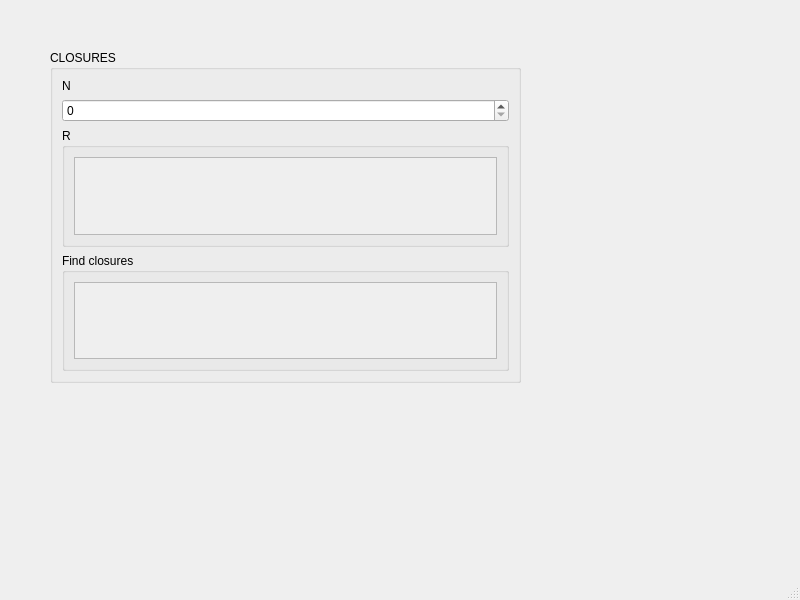
Above: production/settings.ui from RTG-Foundations/Foundations-RTG-2024 before the change. Below: the same form after it.
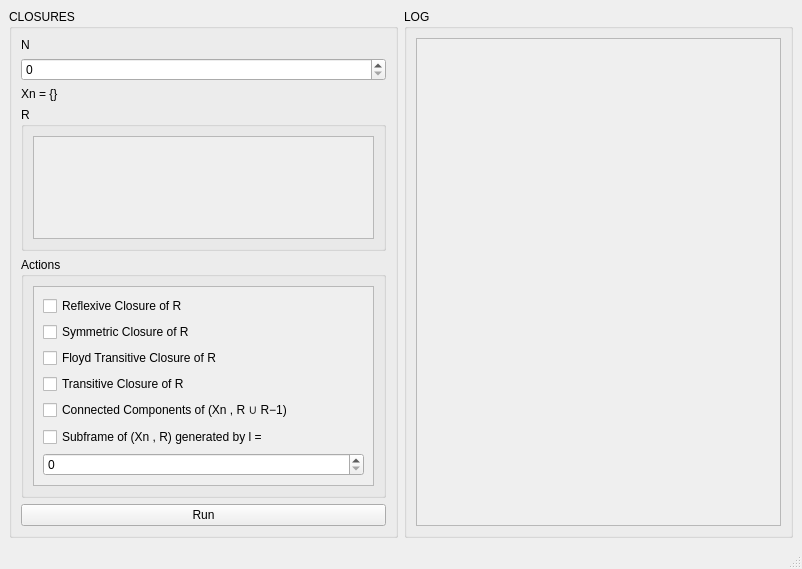
That is the form after the change.

```diff
--- a/production/settings.ui
+++ b/production/settings.ui
@@ -6,29 +6,30 @@
    <rect>
     <x>0</x>
     <y>0</y>
-    <width>800</width>
-    <height>600</height>
+    <width>802</width>
+    <height>569</height>
    </rect>
   </property>
   <property name="windowTitle">
    <string>MainWindow</string>
   </property>
   <widget class="QWidget" name="centralwidget">
-   <widget class="QGroupBox" name="groupBox">
-    <property name="geometry">
-     <rect>
-      <x>50</x>
-      <y>50</y>
-      <width>471</width>
-      <height>333</height>
-     </rect>
-    </property>
+   <layout class="QGridLayout" name="gridLayout_2">
+    <item row="0" column="0">
+     <widget class="QGroupBox" name="closure_groupBox">
     <property name="title">
      <string>CLOSURES</string>
     </property>
     <layout class="QGridLayout" name="gridLayout">
-     <item row="2" column="0">
-      <widget class="QGroupBox" name="groupBox_2">
+       <item row="0" column="0">
+        <widget class="QLabel" name="N_label">
+         <property name="text">
+          <string>N</string>
+         </property>
+        </widget>
+       </item>
+       <item row="3" column="0">
+        <widget class="QGroupBox" name="R_groupBox">
        <property name="title">
         <string>R</string>
        </property>
@@ -43,8 +44,8 @@
             <rect>
              <x>0</x>
              <y>0</y>
-             <width>421</width>
-             <height>68</height>
+               <width>339</width>
+               <height>99</height>
             </rect>
            </property>
           </widget>
@@ -53,44 +54,126 @@
        </layout>
       </widget>
      </item>
-     <item row="3" column="0">
-      <widget class="QGroupBox" name="groupBox_3">
-       <property name="title">
-        <string>Find closures</string>
-       </property>
-       <layout class="QVBoxLayout" name="verticalLayout_2">
-        <item>
-         <widget class="QScrollArea" name="scrollArea_2">
-          <property name="widgetResizable">
-           <bool>true</bool>
-          </property>
-          <widget class="QWidget" name="scrollAreaWidgetContents_2">
-           <property name="geometry">
-            <rect>
-             <x>0</x>
-             <y>0</y>
-             <width>421</width>
-             <height>68</height>
-            </rect>
-           </property>
-          </widget>
-         </widget>
-        </item>
-       </layout>
-      </widget>
-     </item>
-     <item row="0" column="0">
-      <widget class="QLabel" name="label">
-       <property name="text">
-        <string>N</string>
-       </property>
-      </widget>
-     </item>
      <item row="1" column="0">
-      <widget class="QSpinBox" name="spinBox"/>
-     </item>
-    </layout>
-   </widget>
+        <widget class="QSpinBox" name="N_spinBox"/>
+       </item>
+       <item row="4" column="0">
+        <widget class="QGroupBox" name="actions_groupBox">
+         <property name="title">
+          <string>Actions</string>
+         </property>
+         <layout class="QVBoxLayout" name="verticalLayout_2">
+          <item>
+           <widget class="QScrollArea" name="actions_scrollArea">
+            <property name="widgetResizable">
+             <bool>true</bool>
+            </property>
+            <widget class="QWidget" name="actions_scrollAreaWidgetContent">
+             <property name="geometry">
+              <rect>
+               <x>0</x>
+               <y>-62</y>
+               <width>325</width>
+               <height>219</height>
+              </rect>
+             </property>
+             <layout class="QVBoxLayout" name="verticalLayout_3">
+              <item>
+               <widget class="QCheckBox" name="reflex_checkBox">
+                <property name="text">
+                 <string>Reflexive Closure of R</string>
+                </property>
+               </widget>
+              </item>
+              <item>
+               <widget class="QCheckBox" name="sym_checkBox">
+                <property name="text">
+                 <string>Symmetric Closure of R</string>
+                </property>
+               </widget>
+              </item>
+              <item>
+               <widget class="QCheckBox" name="transFloyd_checkBox">
+                <property name="text">
+                 <string>Floyd Transitive Closure of R</string>
+                </property>
+               </widget>
+              </item>
+              <item>
+               <widget class="QCheckBox" name="transDot_checkBox">
+                <property name="text">
+                 <string>Transitive Closure of R</string>
+                </property>
+               </widget>
+              </item>
+              <item>
+               <widget class="QCheckBox" name="connected_checkBox">
+                <property name="text">
+                 <string>Connected Components of (Xn , R ∪ R−1)</string>
+                </property>
+               </widget>
+              </item>
+              <item>
+               <widget class="QCheckBox" name="subframe_checkBox">
+                <property name="text">
+                 <string>Subframe of (Xn , R) generated by l =</string>
+                </property>
+               </widget>
+              </item>
+              <item>
+               <widget class="QSpinBox" name="l_spinBox"/>
+              </item>
+             </layout>
+            </widget>
+           </widget>
+          </item>
+         </layout>
+        </widget>
+       </item>
+       <item row="2" column="0">
+        <widget class="QLabel" name="Xn_label">
+         <property name="text">
+          <string>Xn = {}</string>
+         </property>
+        </widget>
+       </item>
+       <item row="5" column="0">
+        <widget class="QPushButton" name="runClosures_pushButton">
+         <property name="text">
+          <string>Run</string>
+         </property>
+        </widget>
+       </item>
+      </layout>
+     </widget>
+    </item>
+    <item row="0" column="1">
+     <widget class="QGroupBox" name="log_groupBox">
+      <property name="title">
+       <string>LOG</string>
+      </property>
+      <layout class="QVBoxLayout" name="verticalLayout_4">
+       <item>
+        <widget class="QScrollArea" name="log_scrollArea">
+         <property name="widgetResizable">
+          <bool>true</bool>
+         </property>
+         <widget class="QWidget" name="scrollAreaWidgetContents_3">
+          <property name="geometry">
+           <rect>
+            <x>0</x>
+            <y>0</y>
+            <width>363</width>
+            <height>461</height>
+           </rect>
+          </property>
+         </widget>
+        </widget>
+       </item>
+      </layout>
+     </widget>
+    </item>
+   </layout>
   </widget>
   <widget class="QMenuBar" name="menubar">
    <property name="geometry">
```
Left out of the diff: 12 changed lines with no effect on the pictures. Lines whose indentation alone changed are shown as unchanged.
